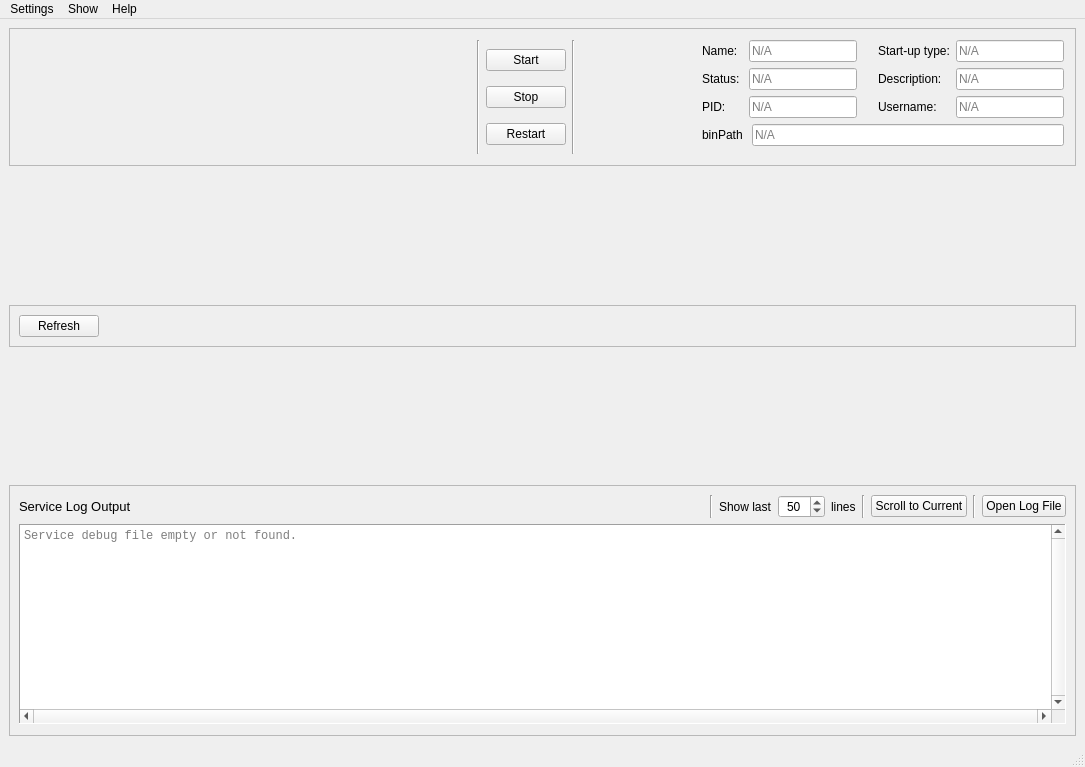
This is ServiceManager/GUI/layouts/MainWindow.ui in ISISNeutronMuon/HLM_PV_Import as Qt 5 draws it before an edit. The edited form follows.
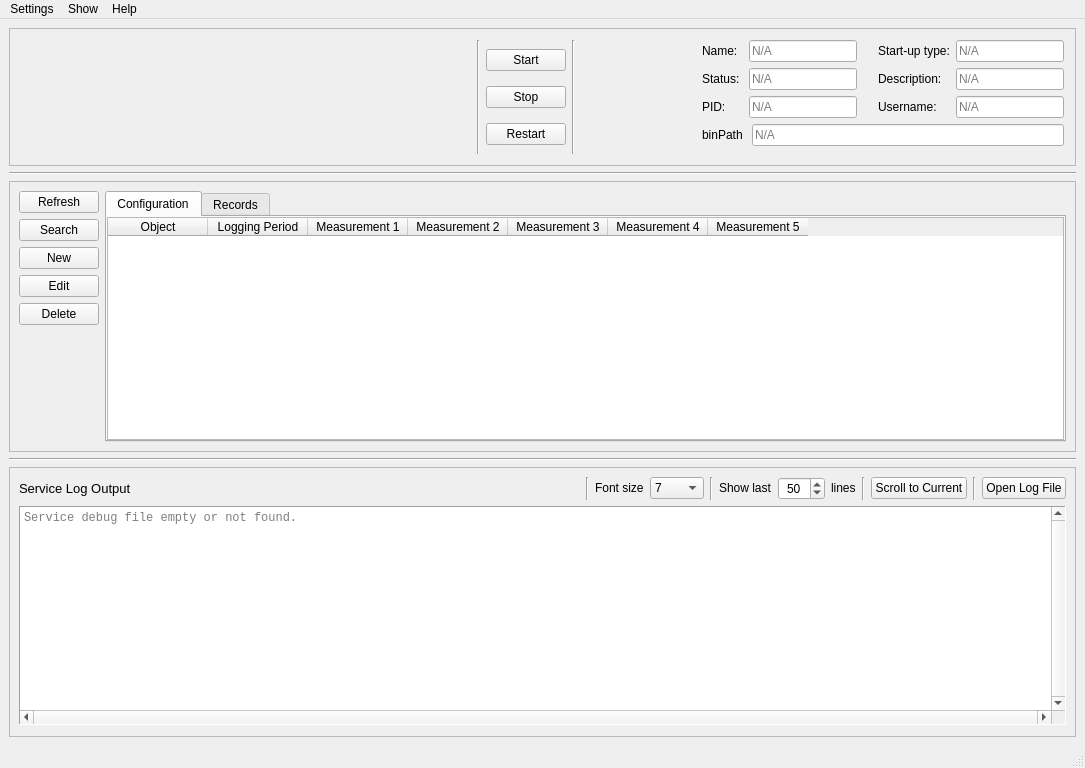
This is the edited form.

Commit message: Add records config display table on main window, thread exit on app close

What changed in the file:
```diff
--- a/ServiceManager/GUI/layouts/MainWindow.ui
+++ b/ServiceManager/GUI/layouts/MainWindow.ui
@@ -7,7 +7,7 @@
     <x>0</x>
     <y>0</y>
     <width>1085</width>
-    <height>767</height>
+    <height>768</height>
    </rect>
   </property>
   <property name="windowTitle">
@@ -360,17 +360,11 @@
      </widget>
     </item>
     <item>
-     <spacer name="verticalSpacer_3">
+     <widget class="Line" name="line_7">
       <property name="orientation">
-       <enum>Qt::Vertical</enum>
+       <enum>Qt::Horizontal</enum>
       </property>
-      <property name="sizeHint" stdset="0">
-       <size>
-        <width>253</width>
-        <height>92</height>
-       </size>
-      </property>
-     </spacer>
+     </widget>
     </item>
     <item>
      <widget class="QFrame" name="mainFrame">
@@ -384,42 +378,203 @@
        <item>
         <layout class="QHBoxLayout" name="horizontalLayout_4">
          <item>
-          <widget class="QPushButton" name="refreshButton">
-           <property name="text">
-            <string>Refresh</string>
+          <layout class="QVBoxLayout" name="mainButtons">
+           <item>
+            <widget class="QPushButton" name="refreshButton">
+             <property name="font">
+              <font>
+               <pointsize>9</pointsize>
+              </font>
+             </property>
+             <property name="text">
+              <string>Refresh</string>
+             </property>
+            </widget>
+           </item>
+           <item>
+            <widget class="QPushButton" name="searchButton">
+             <property name="font">
+              <font>
+               <pointsize>9</pointsize>
+              </font>
+             </property>
+             <property name="text">
+              <string>Search</string>
+             </property>
+            </widget>
+           </item>
+           <item>
+            <widget class="QPushButton" name="newButton">
+             <property name="font">
+              <font>
+               <pointsize>9</pointsize>
+              </font>
+             </property>
+             <property name="text">
+              <string>New</string>
+             </property>
+            </widget>
+           </item>
+           <item>
+            <widget class="QPushButton" name="editButton">
+             <property name="font">
+              <font>
+               <pointsize>9</pointsize>
+              </font>
+             </property>
+             <property name="text">
+              <string>Edit</string>
+             </property>
+            </widget>
+           </item>
+           <item>
+            <widget class="QPushButton" name="deleteButton">
+             <property name="font">
+              <font>
+               <pointsize>9</pointsize>
+              </font>
+             </property>
+             <property name="text">
+              <string>Delete</string>
+             </property>
+            </widget>
+           </item>
+           <item>
+            <spacer name="verticalSpacer">
+             <property name="orientation">
+              <enum>Qt::Vertical</enum>
+             </property>
+             <property name="sizeHint" stdset="0">
+              <size>
+               <width>20</width>
+               <height>40</height>
+              </size>
+             </property>
+            </spacer>
+           </item>
+          </layout>
+         </item>
+         <item>
+          <widget class="QTabWidget" name="tabWidget">
+           <property name="font">
+            <font>
+             <pointsize>9</pointsize>
+            </font>
            </property>
+           <property name="currentIndex">
+            <number>0</number>
+           </property>
+           <widget class="QWidget" name="configTab">
+            <attribute name="title">
+             <string>Configuration</string>
+            </attribute>
+            <layout class="QVBoxLayout" name="verticalLayout_11">
+             <property name="spacing">
+              <number>7</number>
+             </property>
+             <property name="leftMargin">
+              <number>0</number>
+             </property>
+             <property name="topMargin">
+              <number>0</number>
+             </property>
+             <property name="rightMargin">
+              <number>0</number>
+             </property>
+             <property name="bottomMargin">
+              <number>0</number>
+             </property>
+             <item>
+              <widget class="QTableWidget" name="configTable">
+               <property name="alternatingRowColors">
+                <bool>false</bool>
+               </property>
+               <property name="sortingEnabled">
+                <bool>true</bool>
+               </property>
+               <attribute name="horizontalHeaderCascadingSectionResizes">
+                <bool>false</bool>
+               </attribute>
+               <attribute name="horizontalHeaderHighlightSections">
+                <bool>true</bool>
+               </attribute>
+               <attribute name="horizontalHeaderShowSortIndicator" stdset="0">
+                <bool>true</bool>
+               </attribute>
+               <column>
+                <property name="text">
+                 <string>Object</string>
+                </property>
+               </column>
+               <column>
+                <property name="text">
+                 <string>Logging Period</string>
+                </property>
+               </column>
+               <column>
+                <property name="text">
+                 <string>Measurement 1</string>
+                </property>
+               </column>
+               <column>
+                <property name="text">
+                 <string>Measurement 2</string>
+                </property>
+               </column>
+               <column>
+                <property name="text">
+                 <string>Measurement 3</string>
+                </property>
+               </column>
+               <column>
+                <property name="text">
+                 <string>Measurement 4</string>
+                </property>
+               </column>
+               <column>
+                <property name="text">
+                 <string>Measurement 5</string>
+                </property>
+               </column>
+              </widget>
+             </item>
+            </layout>
+           </widget>
+           <widget class="QWidget" name="recordsTab">
+            <attribute name="title">
+             <string>Records</string>
+            </attribute>
+            <layout class="QVBoxLayout" name="verticalLayout_12">
+             <property name="leftMargin">
+              <number>0</number>
+             </property>
+             <property name="topMargin">
+              <number>0</number>
+             </property>
+             <property name="rightMargin">
+              <number>0</number>
+             </property>
+             <property name="bottomMargin">
+              <number>0</number>
+             </property>
+             <item>
+              <widget class="QTableWidget" name="recordsTable"/>
+             </item>
+            </layout>
+           </widget>
           </widget>
          </item>
-         <item>
-          <spacer name="horizontalSpacer_4">
-           <property name="orientation">
-            <enum>Qt::Horizontal</enum>
-           </property>
-           <property name="sizeHint" stdset="0">
-            <size>
-             <width>40</width>
-             <height>20</height>
-            </size>
-           </property>
-          </spacer>
-         </item>
         </layout>
        </item>
       </layout>
      </widget>
     </item>
     <item>
-     <spacer name="verticalSpacer_2">
+     <widget class="Line" name="line_8">
       <property name="orientation">
-       <enum>Qt::Vertical</enum>
+       <enum>Qt::Horizontal</enum>
       </property>
-      <property name="sizeHint" stdset="0">
-       <size>
-        <width>253</width>
-        <height>108</height>
-       </size>
-      </property>
-     </spacer>
+     </widget>
     </item>
     <item>
      <widget class="QFrame" name="logFrame">
@@ -483,6 +638,127 @@
                 </property>
                </spacer>
               </item>
+              <item>
+               <widget class="Line" name="line_6">
+                <property name="orientation">
+                 <enum>Qt::Vertical</enum>
+                </property>
+               </widget>
+              </item>
+              <item>
+               <widget class="QLabel" name="font_size_lbl">
+                <property name="maximumSize">
+                 <size>
+                  <width>16777215</width>
+                  <height>20</height>
+                 </size>
+                </property>
+                <property name="font">
+                 <font>
+                  <pointsize>9</pointsize>
+                 </font>
+                </property>
+                <property name="text">
+                 <string>Font size</string>
+                </property>
+               </widget>
+              </item>
+              <item>
+               <widget class="QComboBox" name="fontSizeCB">
+                <property name="font">
+                 <font>
+                  <pointsize>9</pointsize>
+                 </font>
+                </property>
+                <property name="editable">
+                 <bool>false</bool>
+                </property>
+                <property name="currentText">
+                 <string>7</string>
+                </property>
+                <property name="currentIndex">
+                 <number>2</number>
+                </property>
+                <property name="maxCount">
+                 <number>20</number>
+                </property>
+                <item>
+                 <property name="text">
+                  <string>6</string>
+                 </property>
+                </item>
+                <item>
+                 <property name="text">
+                  <string>6.75</string>
+                 </property>
+                </item>
+                <item>
+                 <property name="text">
+                  <string>7</string>
+                 </property>
+                </item>
+                <item>
+                 <property name="text">
+                  <string>7.5</string>
+                 </property>
+                </item>
+                <item>
+                 <property name="text">
+                  <string>8</string>
+                 </property>
+                </item>
+                <item>
+                 <property name="text">
+                  <string>8.25</string>
+                 </property>
+                </item>
+                <item>
+                 <property name="text">
+                  <string>9</string>
+                 </property>
+                </item>
+                <item>
+                 <property name="text">
+                  <string>9.75</string>
+                 </property>
+                </item>
+                <item>
+                 <property name="text">
+                  <string>10</string>
+                 </property>
+                </item>
+                <item>
+                 <property name="text">
+                  <string>10.5</string>
+                 </property>
+                </item>
+                <item>
+                 <property name="text">
+                  <string>11</string>
+                 </property>
+                </item>
+                <item>
+                 <property name="text">
+                  <string>12</string>
+                 </property>
+                </item>
+                <item>
+                 <property name="text">
+                  <string>14</string>
+                 </property>
+                </item>
+                <item>
+                 <property name="text">
+                  <string>16</string>
+                 </property>
+                </item>
+                <item>
+                 <property name="text">
+                  <string>18</string>
+                 </property>
+                </item>
+               </widget>
+              </item>
               <item>
                <widget class="Line" name="line_5">
                 <property name="orientation">
@@ -492,6 +768,12 @@
               </item>
               <item>
                <widget class="QLabel" name="last_lines_lbl_1">
+                <property name="maximumSize">
+                 <size>
+                  <width>16777215</width>
+                  <height>20</height>
+                 </size>
+                </property>
                 <property name="font">
                  <font>
                   <pointsize>9</pointsize>
@@ -519,7 +801,7 @@
                  <number>15</number>
                 </property>
                 <property name="maximum">
-                 <number>250</number>
+                 <number>999</number>
                 </property>
                 <property name="value">
                  <number>50</number>
@@ -531,6 +813,12 @@
               </item>
               <item>
                <widget class="QLabel" name="last_lines_lbl_2">
+                <property name="maximumSize">
+                 <size>
+                  <width>16777215</width>
+                  <height>20</height>
+                 </size>
+                </property>
                 <property name="font">
                  <font>
                   <pointsize>9</pointsize>
@@ -586,13 +874,13 @@
               <property name="minimumSize">
                <size>
                 <width>0</width>
-                <height>200</height>
+                <height>0</height>
                </size>
               </property>
               <property name="maximumSize">
                <size>
                 <width>16777215</width>
-                <height>200</height>
+                <height>16777215</height>
                </size>
               </property>
               <property name="font">
```
Left out of the diff: 4 changed lines with no effect on the pictures. The commit also changes 6 other files.
